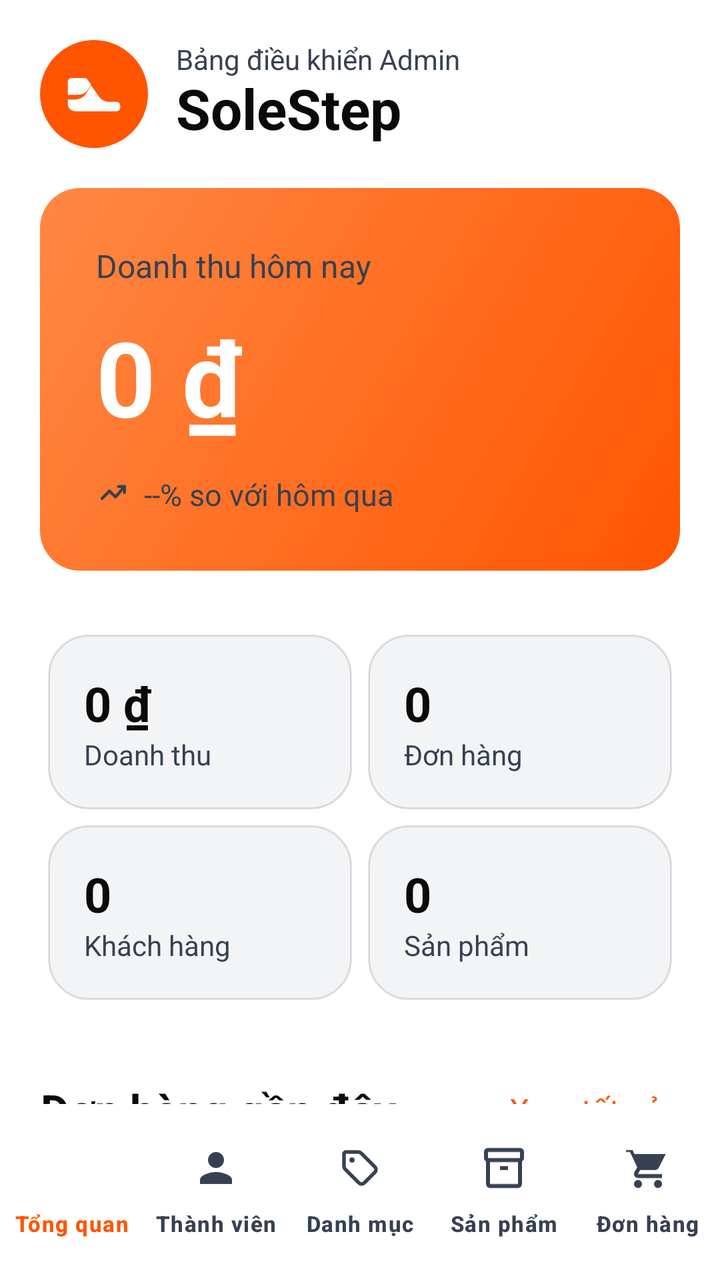
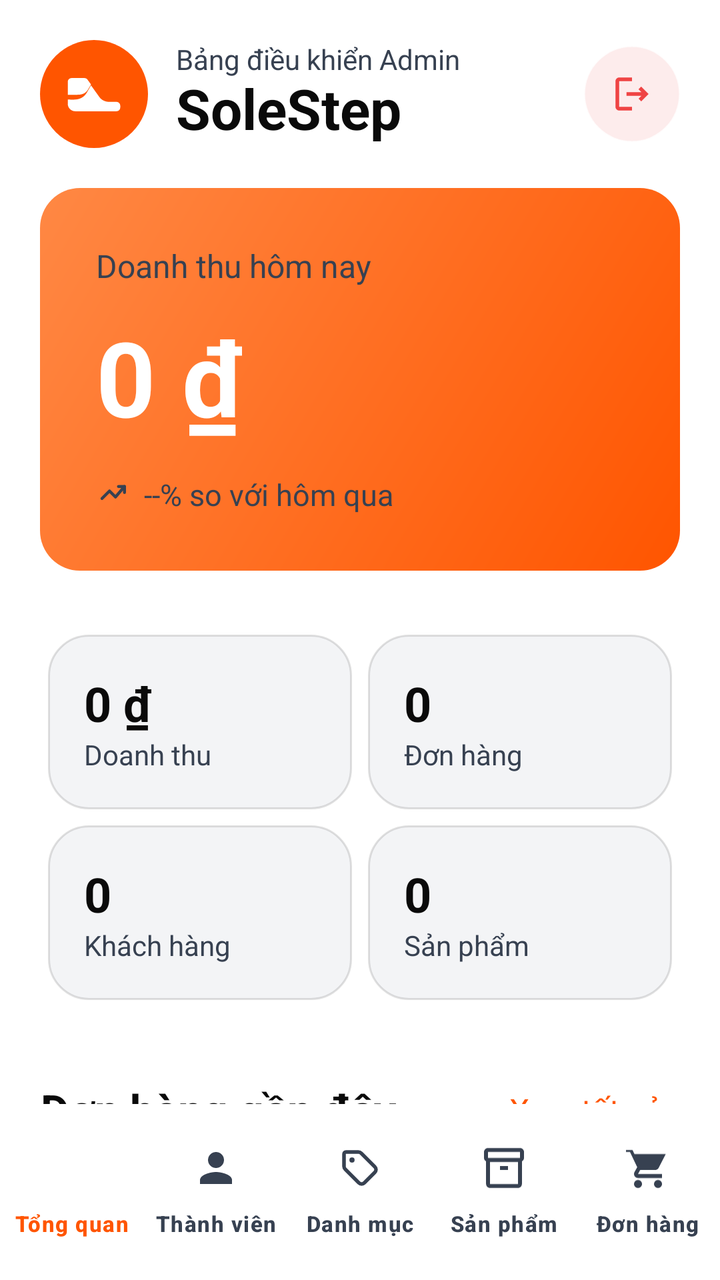

The first picture is an Android layout as it rendered before a commit; the second is the same layout after the commit. The layout source and the unified diff follow.
<!-- AndroidManifest.xml: activity theme Theme.SoleStep.Admin -->
<!-- res/layout/activity_admin_dashboard.xml -->
<?xml version="1.0" encoding="utf-8"?>
<androidx.constraintlayout.widget.ConstraintLayout xmlns:android="http://schemas.android.com/apk/res/android"
    xmlns:app="http://schemas.android.com/apk/res-auto"
    xmlns:tools="http://schemas.android.com/tools"
    android:id="@+id/admin_dashboard_root"
    android:layout_width="match_parent"
    android:layout_height="match_parent"
    android:background="@color/bg_dark_primary">

    
    <androidx.constraintlayout.widget.ConstraintLayout
        android:id="@+id/admin_header_container"
        android:layout_width="match_parent"
        android:layout_height="wrap_content"
        android:paddingHorizontal="20dp"
        android:paddingTop="20dp"
        android:paddingBottom="10dp"
        app:layout_constraintTop_toTopOf="parent">

        <View
            android:id="@+id/profile_image_bg"
            android:layout_width="54dp"
            android:layout_height="54dp"
            android:background="@drawable/bg_circle_orange"
            app:layout_constraintBottom_toBottomOf="parent"
            app:layout_constraintStart_toStartOf="parent"
            app:layout_constraintTop_toTopOf="parent" />

        <ImageView
            android:layout_width="30dp"
            android:layout_height="30dp"
            android:contentDescription="@null"
            android:src="@drawable/ic_shoe"
            app:layout_constraintBottom_toBottomOf="@+id/profile_image_bg"
            app:layout_constraintEnd_toEndOf="@+id/profile_image_bg"
            app:layout_constraintStart_toStartOf="@+id/profile_image_bg"
            app:layout_constraintTop_toTopOf="@+id/profile_image_bg"
            app:tint="@color/brand_white" />

        <TextView
            android:id="@+id/admin_label"
            android:layout_width="wrap_content"
            android:layout_height="wrap_content"
            android:layout_marginStart="14dp"
            android:text="Bảng điều khiển Admin"
            android:textColor="@color/text_dark_tertiary"
            android:textSize="14sp"
            app:layout_constraintStart_toEndOf="@+id/profile_image_bg"
            app:layout_constraintTop_toTopOf="@+id/profile_image_bg" />

        <TextView
            android:id="@+id/app_name_label"
            android:layout_width="wrap_content"
            android:layout_height="wrap_content"
            android:layout_marginTop="-4dp"
            android:text="SoleStep"
            android:textColor="@color/text_dark_primary"
            android:textSize="28sp"
            android:textStyle="bold"
            app:layout_constraintStart_toStartOf="@+id/admin_label"
            app:layout_constraintTop_toBottomOf="@+id/admin_label" />
     </androidx.constraintlayout.widget.ConstraintLayout>

    <androidx.core.widget.NestedScrollView
        android:id="@+id/admin_scroll_view"
        android:layout_width="match_parent"
        android:layout_height="0dp"
        android:clipToPadding="false"
        android:paddingBottom="24dp"
        app:layout_constraintBottom_toTopOf="@+id/admin_bottom_nav"
        app:layout_constraintTop_toBottomOf="@id/admin_header_container">

        <LinearLayout
            android:layout_width="match_parent"
            android:layout_height="wrap_content"
            android:orientation="vertical"
            android:paddingHorizontal="20dp">

            
            <androidx.constraintlayout.widget.ConstraintLayout
                android:layout_width="match_parent"
                android:layout_height="wrap_content"
                android:layout_marginTop="10dp"
                android:background="@drawable/bg_orange_gradient"
                android:padding="28dp">

                <TextView
                    android:id="@+id/revenue_title"
                    android:layout_width="wrap_content"
                    android:layout_height="wrap_content"
                    android:text="Doanh thu hôm nay"
                    android:textColor="@color/text_dark_secondary"
                    android:textSize="16sp"
                    app:layout_constraintStart_toStartOf="parent"
                    app:layout_constraintTop_toTopOf="parent" />

                <TextView
                    android:id="@+id/revenue_amount"
                    android:layout_width="wrap_content"
                    android:layout_height="wrap_content"
                    android:layout_marginTop="10dp"
                    android:text="0 ₫"
                    android:textColor="@color/brand_white"
                    android:textSize="52sp"
                    android:textStyle="bold"
                    app:layout_constraintStart_toStartOf="parent"
                    app:layout_constraintTop_toBottomOf="@+id/revenue_title" />

                <LinearLayout
                    android:layout_width="wrap_content"
                    android:layout_height="wrap_content"
                    android:layout_marginTop="14dp"
                    android:gravity="center_vertical"
                    android:orientation="horizontal"
                    app:layout_constraintStart_toStartOf="parent"
                    app:layout_constraintTop_toBottomOf="@+id/revenue_amount">

                    <ImageView
                        android:layout_width="18dp"
                        android:layout_height="18dp"
                        android:contentDescription="@null"
                        android:src="@drawable/ic_home_trending"
                        app:tint="@color/text_dark_secondary" />

                    <TextView
                        android:id="@+id/tv_revenue_trend"
                        android:layout_width="wrap_content"
                        android:layout_height="wrap_content"
                        android:layout_marginStart="6dp"
                        android:text="--% so với hôm qua"
                        android:textColor="@color/text_dark_secondary"
                        android:textSize="15sp" />
                </LinearLayout>
            </androidx.constraintlayout.widget.ConstraintLayout>

            
            <GridLayout
                android:layout_width="match_parent"
                android:layout_height="wrap_content"
                android:layout_marginTop="28dp"
                android:columnCount="2"
                android:useDefaultMargins="true">

                <LinearLayout
                    android:layout_width="0dp"
                    android:layout_height="wrap_content"
                    android:layout_columnWeight="1"
                    android:background="@drawable/bg_card_dark"
                    android:orientation="vertical"
                    android:padding="18dp">
                    <TextView
                        android:id="@+id/tv_stat_revenue_value"
                        android:layout_width="wrap_content"
                        android:layout_height="wrap_content"
                        android:text="0 ₫"
                        android:textColor="@color/text_dark_primary"
                        android:textSize="24sp"
                        android:textStyle="bold" />
                    <TextView
                        android:layout_width="wrap_content"
                        android:layout_height="wrap_content"
                        android:text="Doanh thu"
                        android:textColor="@color/text_dark_tertiary"
                        android:textSize="14sp" />
                </LinearLayout>

                <LinearLayout
                    android:layout_width="0dp"
                    android:layout_height="wrap_content"
                    android:layout_columnWeight="1"
                    android:background="@drawable/bg_card_dark"
                    android:orientation="vertical"
                    android:padding="18dp">
                    <TextView
                        android:id="@+id/tv_stat_orders_value"
                        android:layout_width="wrap_content"
                        android:layout_height="wrap_content"
                        android:text="0"
                        android:textColor="@color/text_dark_primary"
                        android:textSize="24sp"
                        android:textStyle="bold" />
                    <TextView
                        android:layout_width="wrap_content"
                        android:layout_height="wrap_content"
                        android:text="Đơn hàng"
                        android:textColor="@color/text_dark_tertiary"
                        android:textSize="14sp" />
                </LinearLayout>

                <LinearLayout
                    android:layout_width="0dp"
                    android:layout_height="wrap_content"
                    android:layout_columnWeight="1"
                    android:background="@drawable/bg_card_dark"
                    android:orientation="vertical"
                    android:padding="18dp">
                    <TextView
                        android:id="@+id/tv_stat_customers_value"
                        android:layout_width="wrap_content"
                        android:layout_height="wrap_content"
                        android:text="0"
                        android:textColor="@color/text_dark_primary"
                        android:textSize="24sp"
                        android:textStyle="bold" />
                    <TextView
                        android:layout_width="wrap_content"
                        android:layout_height="wrap_content"
                        android:text="Khách hàng"
                        android:textColor="@color/text_dark_tertiary"
                        android:textSize="14sp" />
                </LinearLayout>

                <LinearLayout
                    android:layout_width="0dp"
                    android:layout_height="wrap_content"
                    android:layout_columnWeight="1"
                    android:background="@drawable/bg_card_dark"
                    android:orientation="vertical"
                    android:padding="18dp">
                    <TextView
                        android:id="@+id/tv_stat_products_value"
                        android:layout_width="wrap_content"
                        android:layout_height="wrap_content"
                        android:text="0"
                        android:textColor="@color/text_dark_primary"
                        android:textSize="24sp"
                        android:textStyle="bold" />
                    <TextView
                        android:layout_width="wrap_content"
                        android:layout_height="wrap_content"
                        android:text="Sản phẩm"
                        android:textColor="@color/text_dark_tertiary"
                        android:textSize="14sp" />
                </LinearLayout>
            </GridLayout>

            
            <androidx.constraintlayout.widget.ConstraintLayout
                android:layout_width="match_parent"
                android:layout_height="wrap_content"
                android:layout_marginTop="36dp">
                <TextView
                    android:layout_width="wrap_content"
                    android:layout_height="wrap_content"
                    android:text="Đơn hàng gần đây"
                    android:textColor="@color/text_dark_primary"
                    android:textSize="22sp"
                    android:textStyle="bold"
                    app:layout_constraintBottom_toBottomOf="parent"
                    app:layout_constraintStart_toStartOf="parent"
                    app:layout_constraintTop_toTopOf="parent" />
                <TextView
                    android:id="@+id/btn_view_all_orders"
                    android:layout_width="wrap_content"
                    android:layout_height="wrap_content"
                    android:text="Xem tất cả ›"
                    android:textColor="@color/brand_orange"
                    android:textSize="16sp"
                    app:layout_constraintBottom_toBottomOf="parent"
                    app:layout_constraintEnd_toEndOf="parent"
                    app:layout_constraintTop_toTopOf="parent" />
            </androidx.constraintlayout.widget.ConstraintLayout>

            <LinearLayout
                android:id="@+id/layout_recent_orders"
                android:layout_width="match_parent"
                android:layout_height="wrap_content"
                android:layout_marginTop="18dp"
                android:background="@drawable/bg_card_dark"
                android:orientation="vertical"
                android:padding="8dp" />

            
            <androidx.constraintlayout.widget.ConstraintLayout
                android:layout_width="match_parent"
                android:layout_height="wrap_content"
                android:layout_marginTop="36dp">
                <TextView
                    android:layout_width="wrap_content"
                    android:layout_height="wrap_content"
                    android:text="Sản phẩm hàng đầu"
                    android:textColor="@color/text_dark_primary"
                    android:textSize="22sp"
                    android:textStyle="bold"
                    app:layout_constraintBottom_toBottomOf="parent"
                    app:layout_constraintStart_toStartOf="parent"
                    app:layout_constraintTop_toTopOf="parent" />
                <TextView
                    android:id="@+id/btn_view_all_products"
                    android:layout_width="wrap_content"
                    android:layout_height="wrap_content"
                    android:text="Xem tất cả ›"
                    android:textColor="@color/brand_orange"
                    android:textSize="16sp"
                    app:layout_constraintBottom_toBottomOf="parent"
                    app:layout_constraintEnd_toEndOf="parent"
                    app:layout_constraintTop_toTopOf="parent" />
            </androidx.constraintlayout.widget.ConstraintLayout>

            <HorizontalScrollView
                android:layout_width="match_parent"
                android:layout_height="wrap_content"
                android:layout_marginTop="18dp"
                android:clipToPadding="false"
                android:scrollbars="none">
                <LinearLayout
                    android:id="@+id/layout_top_products"
                    android:layout_width="wrap_content"
                    android:layout_height="wrap_content"
                    android:orientation="horizontal" />
            </HorizontalScrollView>

        </LinearLayout>
    </androidx.core.widget.NestedScrollView>

    
    <include
        android:id="@+id/admin_bottom_nav"
        layout="@layout/view_admin_bottom_nav"
        android:layout_width="match_parent"
        android:layout_height="wrap_content"
        app:layout_constraintBottom_toBottomOf="parent" />

</androidx.constraintlayout.widget.ConstraintLayout>
<!-- res/layout/view_admin_bottom_nav.xml (included above) -->
<?xml version="1.0" encoding="utf-8"?>
<com.google.android.material.bottomnavigation.BottomNavigationView
    xmlns:android="http://schemas.android.com/apk/res/android"
    xmlns:app="http://schemas.android.com/apk/res-auto"
    android:id="@+id/admin_bottom_nav"
    style="@style/Widget.SoleStep.BottomNavigationView.Admin"
    android:layout_width="match_parent"
    android:layout_height="wrap_content"
    app:menu="@menu/admin_bottom_nav_menu" />
<!-- resources referenced by this layout -->
<resources>
  <color name="bg_dark_primary">#FFFFFF</color>
  <color name="brand_orange">#FF5500</color>
  <color name="brand_white">#FFFFFF</color>
  <color name="text_dark_primary">#0A0A0A</color>
  <color name="text_dark_secondary">#374151</color>
  <color name="text_dark_tertiary">#374151</color>
  <!-- drawable bg_card_dark (drawable) -->
  <?xml version="1.0" encoding="utf-8"?>
  <shape xmlns:android="http://schemas.android.com/apk/res/android"
      android:shape="rectangle">
      <solid android:color="@color/bg_dark_surface_2" />
      <corners android:radius="@dimen/radius_card" />
      <stroke
          android:width="@dimen/stroke_thin"
          android:color="@color/border_dark_light" />
  </shape>
  <!-- drawable bg_circle_orange (drawable) -->
  <?xml version="1.0" encoding="utf-8"?>
  <shape xmlns:android="http://schemas.android.com/apk/res/android"
      android:shape="oval">
      <solid android:color="@color/brand_orange" />
  </shape>
  <!-- drawable bg_orange_gradient (drawable) -->
  <?xml version="1.0" encoding="utf-8"?>
  <shape xmlns:android="http://schemas.android.com/apk/res/android"
      android:shape="rectangle">
      <gradient
          android:startColor="@color/brand_orange"
          android:endColor="@color/brand_orange_light"
          android:angle="135"
          android:type="linear" />
      <corners android:radius="@dimen/radius_card" />
  </shape>
  <color name="bg_dark_surface_2">#F3F4F6</color>
  <dimen name="radius_card">20dp</dimen>
  <dimen name="stroke_thin">1dp</dimen>
  <color name="border_dark_light">#1F000000</color>
  <color name="brand_orange_light">#FF8844</color>
  <style name="Widget.App.Indicator" parent="Widget.Material3.BottomNavigationView.ActiveIndicator">
          <item name="android:color">@color/brand_orange</item>
          <item name="android:width">64dp</item>
          <item name="android:height">32dp</item>
          <item name="marginHorizontal">4dp</item>
          <item name="shapeAppearance">@style/ShapeAppearance.App.Indicator</item>
      </style>
  <style name="TextAppearance.SoleStep.BottomNav.Admin" parent="TextAppearance.Material3.LabelSmall">
          <item name="android:textSize">11sp</item>
          <item name="android:fontFamily">sans-serif-medium</item>
          <item name="android:textStyle">bold</item>
      </style>
  <color name="brand_indigo">#6366F1</color>
  <style name="ShapeAppearance.SoleStep.Small" parent="">
          <item name="cornerFamily">rounded</item>
          <item name="cornerSize">@dimen/radius_sm</item>
      </style>
  <style name="ShapeAppearance.SoleStep.Medium" parent="">
          <item name="cornerFamily">rounded</item>
          <item name="cornerSize">@dimen/radius_lg</item>
      </style>
  <style name="ShapeAppearance.SoleStep.Large" parent="">
          <item name="cornerFamily">rounded</item>
          <item name="cornerSize">@dimen/radius_2xl</item>
      </style>
  <style name="ShapeAppearance.App.Indicator" parent="ShapeAppearance.Material3.SmallComponent">
          <item name="cornerSize">50%</item>
      </style>
  <dimen name="radius_sm">8dp</dimen>
  <dimen name="radius_lg">16dp</dimen>
  <dimen name="radius_2xl">24dp</dimen>
  <!-- unchanged entries left out for length: 4 -->
</resources>

<!-- the commit's change to res/layout/activity_admin_dashboard.xml (unified diff, before → after) -->
@@ -59,6 +59,25 @@
             android:textStyle="bold"
             app:layout_constraintStart_toStartOf="@+id/admin_label"
             app:layout_constraintTop_toBottomOf="@+id/admin_label" />
+
+        <FrameLayout
+            android:id="@+id/btn_admin_logout"
+            android:layout_width="48dp"
+            android:layout_height="48dp"
+            android:background="@drawable/bg_circle_dark"
+            android:backgroundTint="#1AEF4444"
+            app:layout_constraintBottom_toBottomOf="parent"
+            app:layout_constraintEnd_toEndOf="parent"
+            app:layout_constraintTop_toTopOf="parent">
+
+            <ImageView
+                android:layout_width="22dp"
+                android:layout_height="22dp"
+                android:layout_gravity="center"
+                android:contentDescription="@null"
+                android:src="@drawable/ic_logout"
+                app:tint="@color/status_error" />
+        </FrameLayout>
      </androidx.constraintlayout.widget.ConstraintLayout>
 
     <androidx.core.widget.NestedScrollView
<!-- resource entries referenced after the edit -->
@@ -3,6 +3,7 @@
   <color name="bg_dark_primary">#FFFFFF</color>
   <color name="brand_orange">#FF5500</color>
   <color name="brand_white">#FFFFFF</color>
+  <color name="status_error">#EF4444</color>
   <color name="text_dark_primary">#0A0A0A</color>
   <color name="text_dark_secondary">#374151</color>
   <color name="text_dark_tertiary">#374151</color>
@@ -14,6 +15,15 @@
       <corners android:radius="@dimen/radius_card" />
       <stroke
           android:width="@dimen/stroke_thin"
+          android:color="@color/border_dark_light" />
+  </shape>
+  <!-- drawable bg_circle_dark (drawable) -->
+  <?xml version="1.0" encoding="utf-8"?>
+  <shape xmlns:android="http://schemas.android.com/apk/res/android"
+      android:shape="oval">
+      <solid android:color="@color/bg_dark_surface_2" />
+      <stroke
+          android:width="1dp"
           android:color="@color/border_dark_light" />
   </shape>
   <!-- drawable bg_circle_orange (drawable) -->
@@ -33,6 +43,16 @@
           android:type="linear" />
       <corners android:radius="@dimen/radius_card" />
   </shape>
+  <!-- drawable ic_logout (drawable) -->
+  <vector xmlns:android="http://schemas.android.com/apk/res/android"
+      android:width="24dp"
+      android:height="24dp"
+      android:viewportWidth="24"
+      android:viewportHeight="24">
+    <path
+        android:fillColor="#FF000000"
+        android:pathData="M17,8l-1.41,1.41L17.17,11H9v2h8.17l-1.58,1.58L17,16l4,-4 -4,-4zM5,5h7V3H5c-1.1,0 -2,0.9 -2,2v14c0,1.1 0.9,2 2,2h7v-2H5V5z"/>
+  </vector>
   <color name="bg_dark_surface_2">#F3F4F6</color>
   <dimen name="radius_card">20dp</dimen>
   <dimen name="stroke_thin">1dp</dimen>
